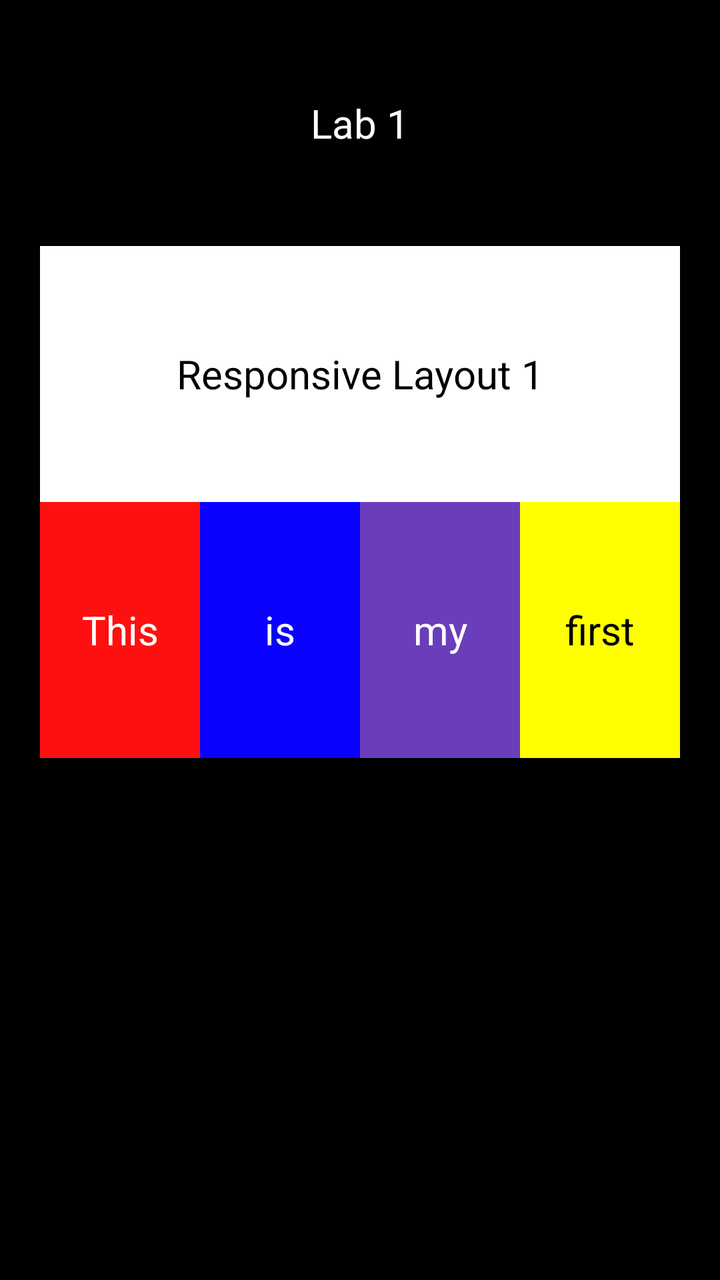
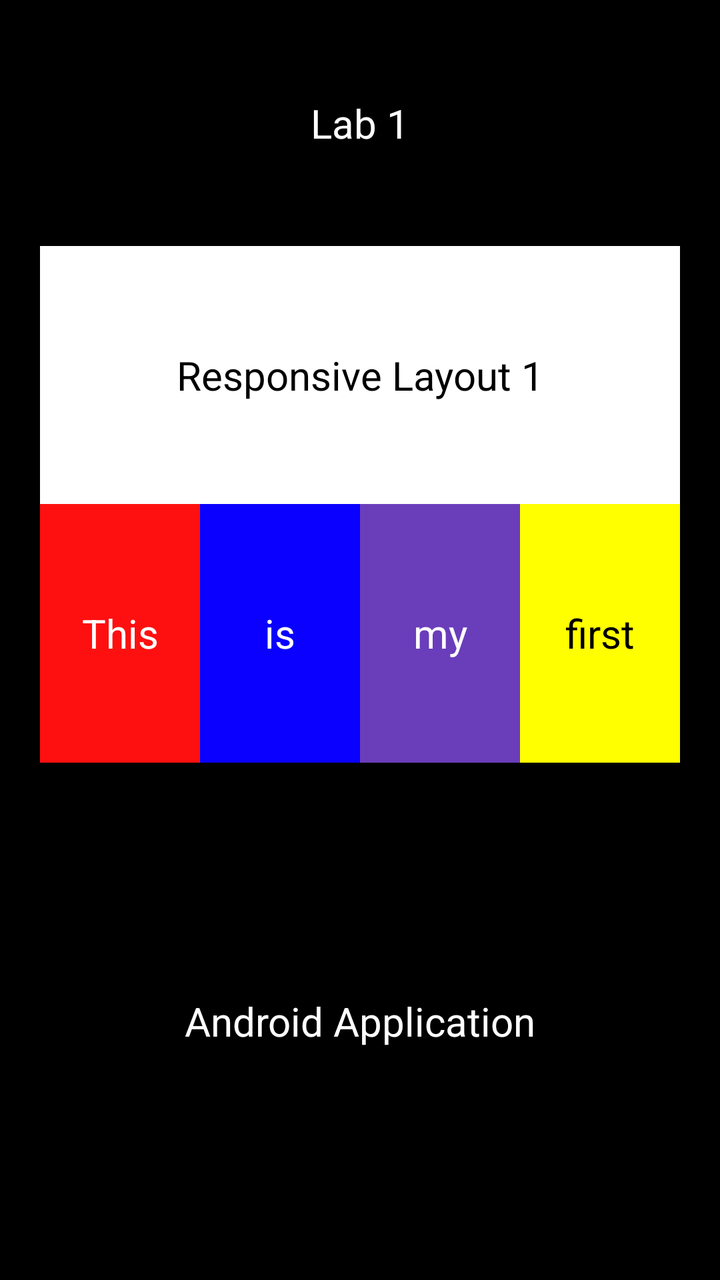

Compare the two renders of this Android layout. The source of the first and the diff that turns it into the second are given below.
<!-- AndroidManifest.xml: application theme Theme.Practice_1 -->
<!-- res/layout/activity_main.xml -->
<?xml version="1.0" encoding="utf-8"?>
<LinearLayout xmlns:android="http://schemas.android.com/apk/res/android"
    xmlns:tools="http://schemas.android.com/tools"
    android:id="@+id/main"
    android:layout_width="match_parent"
    android:layout_height="match_parent"
    android:background="@android:color/black"
    android:orientation="vertical"
    tools:context=".MainActivity">

    <TextView
        android:layout_width="match_parent"
        android:layout_height="wrap_content"
        android:gravity="center"
        android:paddingTop="48dp"
        android:paddingBottom="48dp"
        android:text="Lab 1"
        android:textColor="@android:color/white"
        android:textSize="20sp" />

    <TextView
        android:layout_width="match_parent"
        android:layout_height="128dp"
        android:layout_marginStart="20dp"
        android:layout_marginEnd="20dp"
        android:background="@android:color/white"
        android:gravity="center"
        android:text="Responsive Layout 1"
        android:textColor="@android:color/black"
        android:textSize="20sp" />

    <LinearLayout
        android:layout_width="match_parent"
        android:layout_height="128dp"
        android:layout_marginStart="20dp"
        android:layout_marginEnd="20dp"
        android:orientation="horizontal">

        <TextView
            android:layout_width="0dp"
            android:layout_height="match_parent"
            android:layout_weight="1"
            android:background="#FF1010"
            android:gravity="center"
            android:text="This"
            android:textColor="@android:color/white"
            android:textSize="20sp" />

        <TextView
            android:layout_width="0dp"
            android:layout_height="match_parent"
            android:layout_weight="1"
            android:background="#0900FF"
            android:gravity="center"
            android:text="is"
            android:textColor="@android:color/white"
            android:textSize="20sp" />

        <TextView
            android:layout_width="0dp"
            android:layout_height="match_parent"
            android:layout_weight="1"
            android:background="#6A3DBB"
            android:gravity="center"
            android:text="my"
            android:textColor="@android:color/white"
            android:textSize="20sp" />

        <TextView
            android:layout_width="0dp"
            android:layout_height="match_parent"
            android:layout_weight="1"
            android:background="#FFFF00"
            android:gravity="center"
            android:text="first"
            android:textColor="@android:color/black"
            android:textSize="20sp" />
    </LinearLayout>

</LinearLayout>
<!-- resources referenced by this layout -->
<resources>
  <style name="Theme.Practice_1" parent="Base.Theme.Practice_1" />
  <style name="Base.Theme.Practice_1" parent="Theme.Material3.DayNight.NoActionBar">
          
          
      </style>
</resources>

<!-- the commit's change to res/layout/activity_main.xml (unified diff, before → after) -->
@@ -20,9 +20,10 @@
 
     <TextView
         android:layout_width="match_parent"
-        android:layout_height="128dp"
+        android:layout_height="0dp"
         android:layout_marginStart="20dp"
         android:layout_marginEnd="20dp"
+        android:layout_weight="1"
         android:background="@android:color/white"
         android:gravity="center"
         android:text="Responsive Layout 1"
@@ -31,9 +32,10 @@
 
     <LinearLayout
         android:layout_width="match_parent"
-        android:layout_height="128dp"
+        android:layout_height="0dp"
         android:layout_marginStart="20dp"
         android:layout_marginEnd="20dp"
+        android:layout_weight="1"
         android:orientation="horizontal">
 
         <TextView
@@ -77,4 +79,13 @@
             android:textSize="20sp" />
     </LinearLayout>
 
+    <TextView
+        android:layout_width="match_parent"
+        android:layout_height="0dp"
+        android:layout_weight="2"
+        android:gravity="center"
+        android:text="Android Application"
+        android:textColor="@android:color/white"
+        android:textSize="20sp" />
+
 </LinearLayout>
